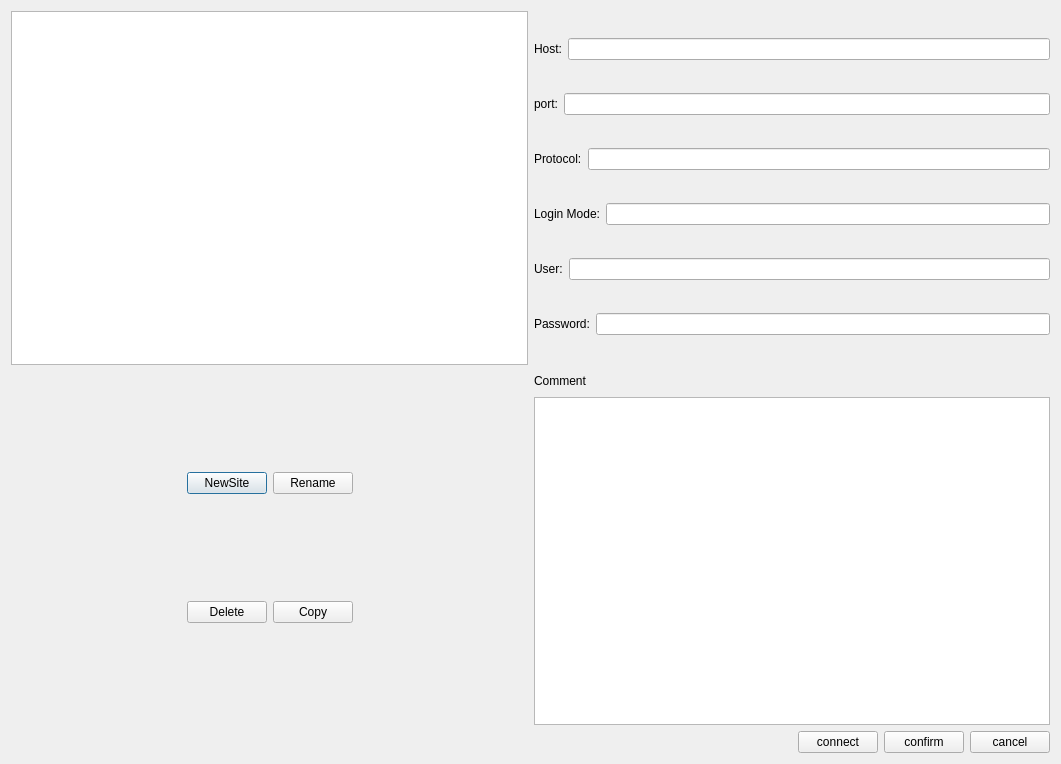
Qt form src/tools/easytrans/csitemanager.ui (qt-dev-group/qt-energy) before a commit.
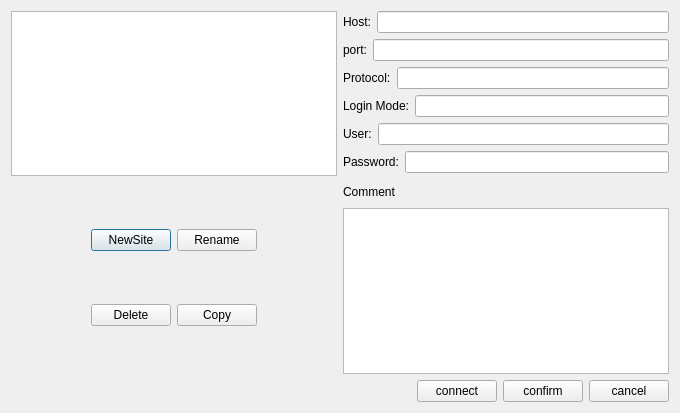
The same form after that commit.

Diff of the .ui file:
```diff
--- a/src/tools/easytrans/csitemanager.ui
+++ b/src/tools/easytrans/csitemanager.ui
@@ -6,8 +6,8 @@
    <rect>
     <x>0</x>
     <y>0</y>
-    <width>1061</width>
-    <height>764</height>
+    <width>680</width>
+    <height>413</height>
    </rect>
   </property>
   <property name="windowTitle">
```
